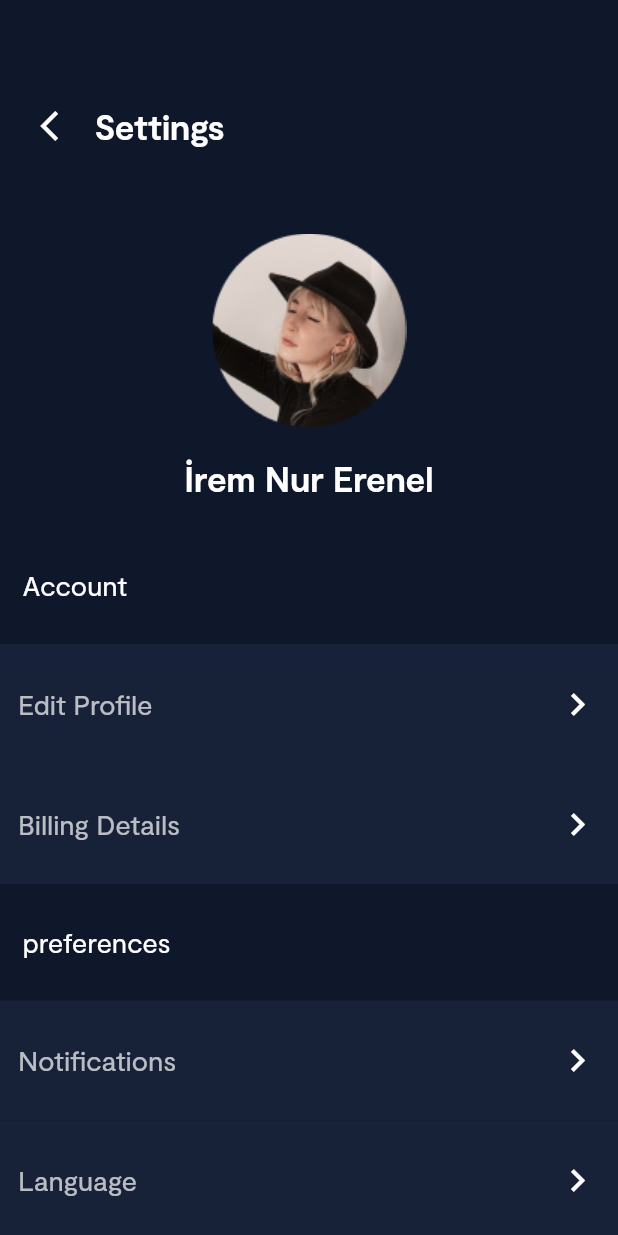
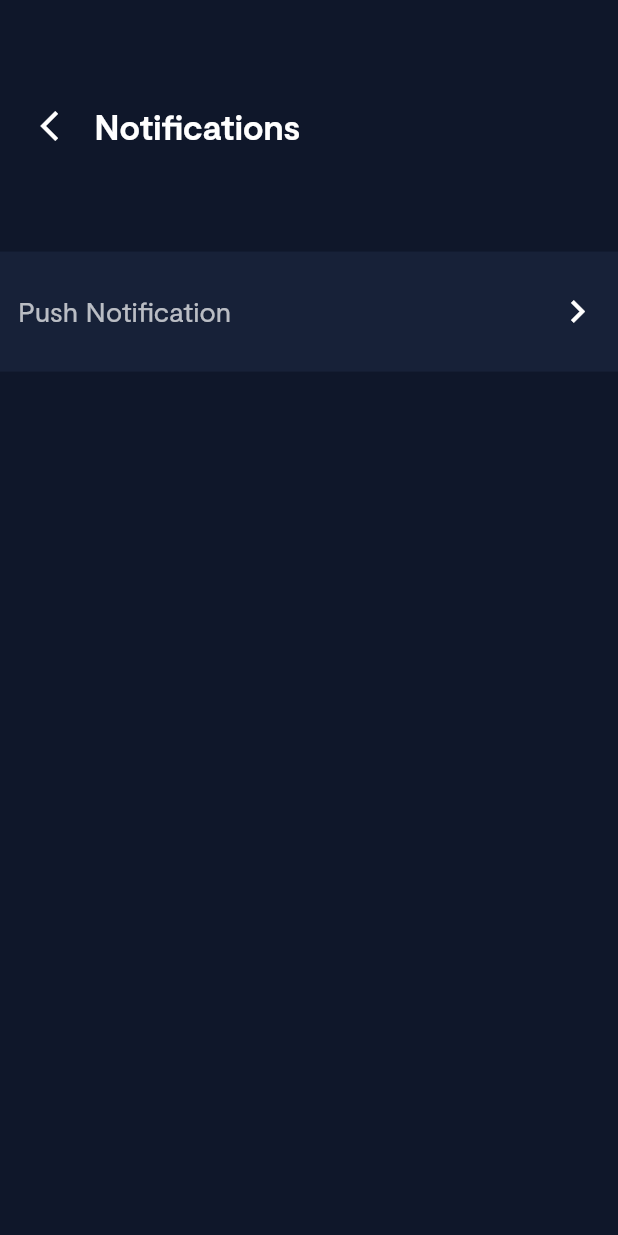
Before and after one commit to BerkayAkdenx/develop_berkay, a Flutter app: the screen it shows after launch, after a tap on "Notifications", on a phone screen of 412 x 824 dp. Run offline on Flutter 3.47's test engine with Material 2 defaults, Android fonts, the phone set to English and light mode, and no system bars; our stand-ins replace flutter_screenutil.

Commit message:
added notification page

```diff
--- a/profile_bitely/lib/core/Global/Resources/app_texts.dart
+++ b/profile_bitely/lib/core/Global/Resources/app_texts.dart
@@ -126,7 +126,7 @@ abstract class AppTexts {
   static const fullName = "fullName";
   static const username = "username";
   static const thinksYouLike = "thinksYouLike";
-  static const pushNotification = "pushNotification";
+  static const pushNotification = "Push Notification";
   static const dailyReminder = "dailyReminder";
   static const personalReminders = "personalReminders";
   static const thingsYouSaved = "thingsYouSaved";
--- /dev/null
+++ b/profile_bitely/lib/feature/settings/pages/notification_page.dart
@@ -0,0 +1,46 @@
+import 'package:flutter/material.dart';
+import 'package:flutter_screenutil/flutter_screenutil.dart';
+import 'package:profile_bitely/core/Global/Resources/app_colors.dart';
+import 'package:profile_bitely/core/Global/Resources/app_spacings.dart';
+import 'package:profile_bitely/core/Global/Resources/app_text_styles.dart';
+import 'package:profile_bitely/core/Global/Resources/app_texts.dart';
+import 'package:profile_bitely/feature/settings/widgets/clickable_container_widget.dart';
+
+class NotificationPage extends StatelessWidget {
+  const NotificationPage({super.key});
+
+  @override
+  Widget build(BuildContext context) {
+    return Scaffold(
+      backgroundColor: AppColors.darkBackground,
+      body: Column(
+        children: [
+          //this row for appbar
+          Padding(
+            padding: AppSpacings.sL15T60,
+            child: Row(
+              children: [
+                IconButton(
+                    onPressed: () => Navigator.pop(context),
+                    icon: const Icon(
+                      Icons.arrow_back_ios,
+                      color: Colors.white,
+                    )),
+                Text(
+                  AppTexts.notifications,
+                  style: AppTextStyles.headlineLargeDark,
+                )
+              ],
+            ),
+          ),
+          SizedBox(height: 50.h),
+          // this row for push notification
+          ClickableContainerWidget(
+            text: AppTexts.pushNotification,
+            onPressed: () => print(""),
+          )
+        ],
+      ),
+    );
+  }
+}
--- /dev/null
+++ b/profile_bitely/lib/feature/settings/pages/push_notification_page.dart
@@ -0,0 +1,10 @@
+import 'package:flutter/material.dart';
+
+class name extends StatelessWidget {
+  const name({super.key});
+
+  @override
+  Widget build(BuildContext context) {
+    return Container();
+  }
+}
--- a/profile_bitely/lib/feature/settings/pages/settings_page.dart
+++ b/profile_bitely/lib/feature/settings/pages/settings_page.dart
@@ -6,6 +6,7 @@ import 'package:profile_bitely/core/Global/Resources/app_spacings.dart';
 import 'package:profile_bitely/core/Global/Resources/app_text_styles.dart';
 import 'package:profile_bitely/core/Global/Resources/app_texts.dart';
 import 'package:profile_bitely/feature/settings/pages/edit_page.dart';
+import 'package:profile_bitely/feature/settings/pages/notification_page.dart';
 import 'package:profile_bitely/feature/settings/widgets/base_button_widget.dart';
 import 'package:profile_bitely/feature/settings/widgets/clickable_container_widget.dart';
 import 'package:profile_bitely/feature/settings/widgets/clickless_container_widget.dart';
@@ -75,7 +76,12 @@ class SettingPage extends StatelessWidget {
           // this row for Notifications
           ClickableContainerWidget(
             text: AppTexts.notifications,
-            onPressed: () => print("go to edit notifications page"),
+            // go to  notifications page
+            onPressed: () => Navigator.push(
+                context,
+                MaterialPageRoute(
+                  builder: (context) => const NotificationPage(),
+                )),
           ),
           // this row for Language
           ClickableContainerWidget(
```
